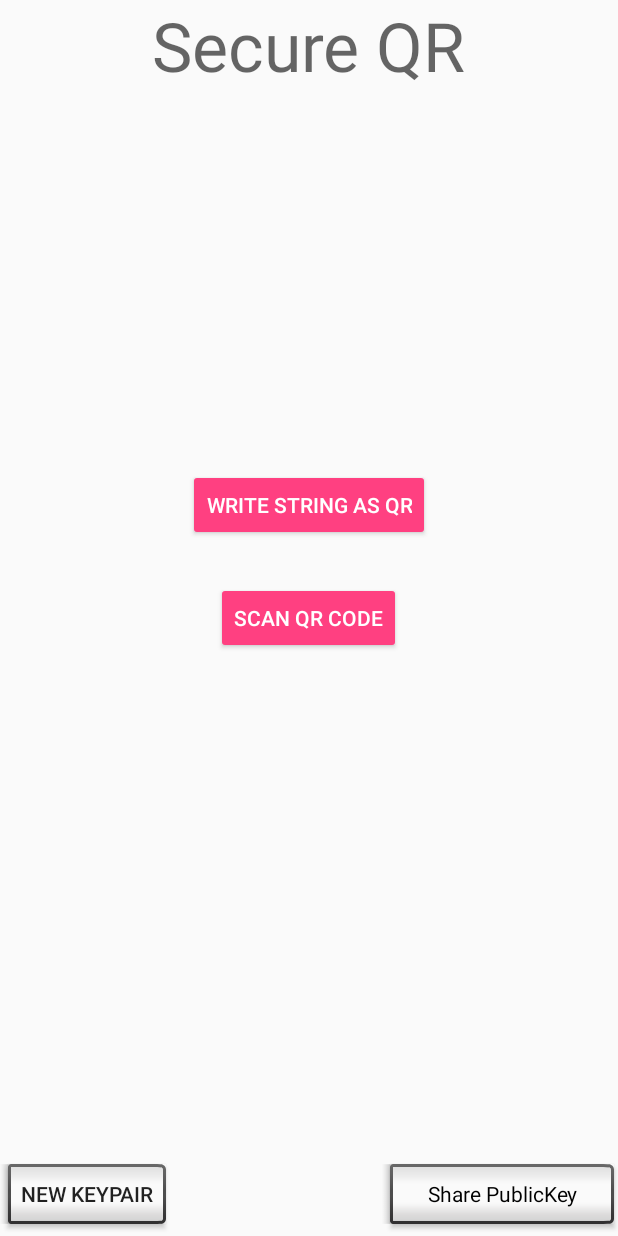
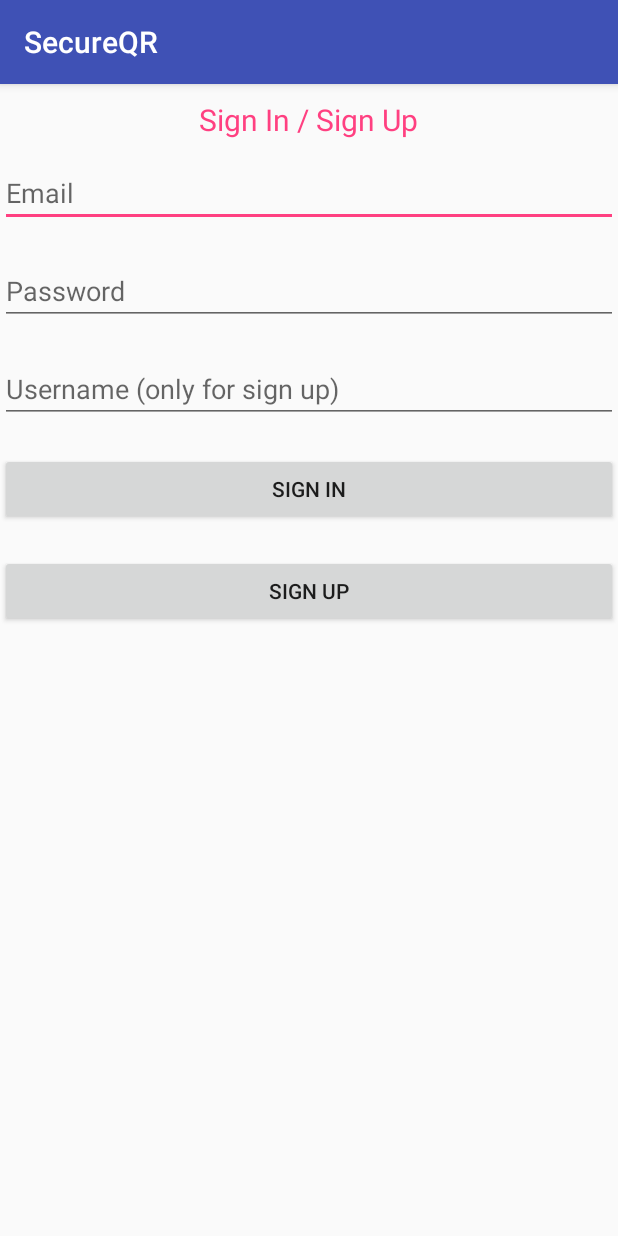
Before and after one commit to bipinkh/SecureQR, an Android app: the screen it shows after launch (HomeActivity before the commit, LoginSignUpActivity after it), on a phone screen of 412 x 824 dp. Run offline under Robolectric (Android 15) with nearby library versions, the phone set to English and light mode, and no system bars; our stand-ins replace Firebase (no records; nobody signed in at launch, a user with empty details on screens opened directly); libraries missing offline, so code that uses them is left out: com.firebase.client; 1 statement that could not run was skipped.

Commit message:
firebase sign up and sign in

```diff
--- /dev/null
+++ b/app/src/main/java/com/bipinkh/secureqr/LoginSignUpActivity.java
@@ -0,0 +1,118 @@
+package com.bipinkh.secureqr;
+
+import android.content.Context;
+import android.support.annotation.NonNull;
+import android.support.v7.app.AppCompatActivity;
+import android.os.Bundle;
+import android.util.Log;
+import android.view.View;
+import android.widget.Button;
+import android.widget.EditText;
+import android.widget.Toast;
+
+import com.google.android.gms.tasks.OnCompleteListener;
+import com.google.android.gms.tasks.Task;
+import com.google.firebase.auth.AuthResult;
+import com.google.firebase.auth.FirebaseAuth;
+import com.google.firebase.auth.FirebaseAuthException;
+import com.google.firebase.auth.FirebaseUser;
+
+public class LoginSignUpActivity extends AppCompatActivity {
+
+    private FirebaseAuth mAuth;
+    private FirebaseAuth.AuthStateListener mAuthListener;
+
+
+    @Override
+    protected void onCreate(Bundle savedInstanceState) {
+        super.onCreate(savedInstanceState);
+        setContentView(R.layout.activity_login_sign_up);
+        mAuth = FirebaseAuth.getInstance();
+        mAuthListener = new FirebaseAuth.AuthStateListener() {
+            @Override
+            public void onAuthStateChanged(@NonNull FirebaseAuth firebaseAuth) {
+                FirebaseUser user = firebaseAuth.getCurrentUser();
+                if(user != null){   //signed in
+                    stoast("Signed In");
+                    Context context = this;
+
+                }
+                else{ //signed out
+                   stoast("Signed Out");
+                }
+            }
+        };
+        mAuth.addAuthStateListener(mAuthListener);
+        addSignUpListener();    //sign up button
+        addSignInListener();    //sing in button
+    }
+
+
+    @Override
+    public void onStart() {
+        super.onStart();
+        mAuth.addAuthStateListener(mAuthListener);
+    }
+
+    @Override
+    public void onStop() {
+        super.onStop();
+        if (mAuthListener != null) {
+            mAuth.removeAuthStateListener(mAuthListener);
+        }
+    }
+
+
+    private void addSignUpListener() {
+        final Button signupbtn = (Button) findViewById(R.id.signUpbtn);
+        final EditText emailbtn = (EditText) findViewById(R.id.email);
+        final EditText passwordbtn = (EditText) findViewById(R.id.password);
+            signupbtn.setOnClickListener(new View.OnClickListener() {
+                @Override
+                public void onClick(View v) {
+                    String email = emailbtn.getText().toString();
+                    String password = passwordbtn.getText().toString();
+                    Log.d("datsun","signing up...");
+                    createAccount(email,password);
+                    Toast.makeText(LoginSignUpActivity.this, "Sigining up...", Toast.LENGTH_SHORT).show();
+                }
+            });
+    }
+
+    private void addSignInListener() {
+        final Button signinbtn = (Button) findViewById(R.id.signInbtn);
+        final EditText emailbtn = (EditText) findViewById(R.id.email);
+        final EditText passwordbtn = (EditText) findViewById(R.id.password);
+       signinbtn.setOnClickListener(new View.OnClickListener(){
+           @Override
+           public void onClick(View v) {
+               String email = emailbtn.getText().toString();
+               String password = passwordbtn.getText().toString();
+               stoast("sigining in with:: "+ email + " : "+password +"\nplease wait..");
+               mAuth.signInWithEmailAndPassword(email,password);
+           }
+       });
+
+    }
+
+
+    public void createAccount(String email, String password){
+        mAuth.createUserWithEmailAndPassword(email, password)
+                .addOnCompleteListener(LoginSignUpActivity.this, new OnCompleteListener<AuthResult>() {
+                    @Override
+                    public void onComplete(@NonNull Task<AuthResult> task) {
+                        Log.d("datsun", "createUserWithEmail:onComplete:" + task.isSuccessful());
+                        Toast.makeText(LoginSignUpActivity.this, "Sign Up Status:: " + task.isSuccessful(), Toast.LENGTH_LONG).show();
+                        if (!task.isSuccessful()) {
+                            FirebaseAuthException e = (FirebaseAuthException )task.getException();
+                            Toast.makeText(LoginSignUpActivity.this, "Failed Registration: "+e.getMessage().toString(), Toast.LENGTH_SHORT).show();
+                        } else {
+                            Log.d("datsun", "Successful sign up.");
+                        }
+                    }
+                });
+    }
+
+public void ltoast(String s){Toast.makeText(LoginSignUpActivity.this,s,Toast.LENGTH_LONG).show();}
+public void stoast(String s){Toast.makeText(LoginSignUpActivity.this,s,Toast.LENGTH_SHORT).show();}
+}
--- /dev/null
+++ b/app/src/main/java/com/bipinkh/secureqr/SecureQR.java
@@ -0,0 +1,19 @@
+package com.bipinkh.secureqr;
+
+import android.app.Application;
+import android.widget.Toast;
+
+import com.firebase.client.Firebase;
+
+/**
+ * Created by bipin on 10/22/2017.
+ */
+
+public class SecureQR extends Application {
+    @Override
+    public void onCreate() {
+        super.onCreate();
+        Toast.makeText(this,"Checking the call here", Toast.LENGTH_LONG).show();
+        Firebase.setAndroidContext(this);
+    }
+}
--- /dev/null
+++ b/app/src/main/res/layout/activity_login_sign_up.xml
@@ -0,0 +1,68 @@
+<?xml version="1.0" encoding="utf-8"?>
+<RelativeLayout xmlns:android="http://schemas.android.com/apk/res/android"
+    xmlns:app="http://schemas.android.com/apk/res-auto"
+    xmlns:tools="http://schemas.android.com/tools"
+    android:layout_width="match_parent"
+    android:layout_height="match_parent"
+    tools:context="com.bipinkh.secureqr.LoginSignUpActivity">
+
+
+    <TextView
+        android:layout_width="wrap_content"
+        android:layout_height="wrap_content"
+        android:layout_alignParentTop="true"
+        android:text="Sign In / Sign Up"
+        android:textSize="20dp"
+        android:textColor="@color/colorAccent"
+        android:layout_centerHorizontal="true"
+        android:id="@+id/toptext"
+        android:layout_marginTop="10dp"
+        />
+
+    <EditText
+        android:layout_width="match_parent"
+        android:layout_height="wrap_content"
+        android:id="@+id/email"
+        android:layout_alignParentTop="true"
+        android:paddingTop="10dp"
+        android:layout_marginTop="50dp"
+        android:hint="Email"
+        />
+    <EditText
+        android:layout_width="match_parent"
+        android:layout_height="wrap_content"
+        android:id="@+id/password"
+        android:layout_below="@+id/email"
+        android:layout_marginTop="20dp"
+        android:hint="Password"
+        />
+
+    <EditText
+        android:layout_width="match_parent"
+        android:layout_height="wrap_content"
+        android:id="@+id/username"
+        android:layout_below="@+id/password"
+        android:layout_marginTop="20dp"
+        android:hint="Username (only for sign up)"
+        />
+
+    <Button
+        android:id="@+id/signInbtn"
+        style="@android:style/Widget.Material.Button"
+        android:layout_width="match_parent"
+        android:layout_height="wrap_content"
+        android:layout_below="@id/username"
+        android:layout_marginTop="20dp"
+        android:text="Sign In" />
+
+    <Button
+        android:id="@+id/signUpbtn"
+        style="@android:style/Widget.Material.Button"
+        android:layout_width="match_parent"
+        android:layout_height="wrap_content"
+        android:layout_below="@id/signInbtn"
+        android:layout_marginTop="20dp"
+        android:text="Sign Up" />
+
+
+</RelativeLayout>
--- /dev/null
+++ b/app/src/main/res/values/dimens.xml
@@ -0,0 +1,5 @@
+<resources>
+    <!-- Default screen margins, per the Android Design guidelines. -->
+    <dimen name="activity_horizontal_margin">16dp</dimen>
+    <dimen name="activity_vertical_margin">16dp</dimen>
+</resources>
--- a/build.gradle
+++ b/build.gradle
@@ -6,6 +6,7 @@ buildscript {
     }
     dependencies {
         classpath 'com.android.tools.build:gradle:2.3.3'
+        classpath 'com.google.gms:google-services:3.1.0'
 
         // NOTE: Do not place your application dependencies here; they belong
         // in the individual module build.gradle files
@@ -15,6 +16,9 @@ buildscript {
 allprojects {
     repositories {
         jcenter()
+        maven {
+            url 'https://maven.google.com'
+        }
     }
 }
 
```
Also changed, not shown: app/build.gradle (+11 -0 lines), app/src/main/AndroidManifest.xml (+14 -5 lines), app/src/main/java/com/bipinkh/secureqr/HomeActivity.java (+29 -17 lines), app/src/main/java/com/bipinkh/secureqr/ScanActivity.java (+9 -80 lines), app/src/main/java/com/bipinkh/secureqr/ServerActivity.java (added, +49 -0 lines), app/src/main/java/com/bipinkh/secureqr/processing.java (+1 -24 lines), app/src/main/res/layout/activity_scan.xml (+0 -9 lines), app/src/main/res/layout/activity_server.xml (added, +48 -0 lines), app/src/main/res/values/strings.xml (+14 -0 lines), 1 other file.
